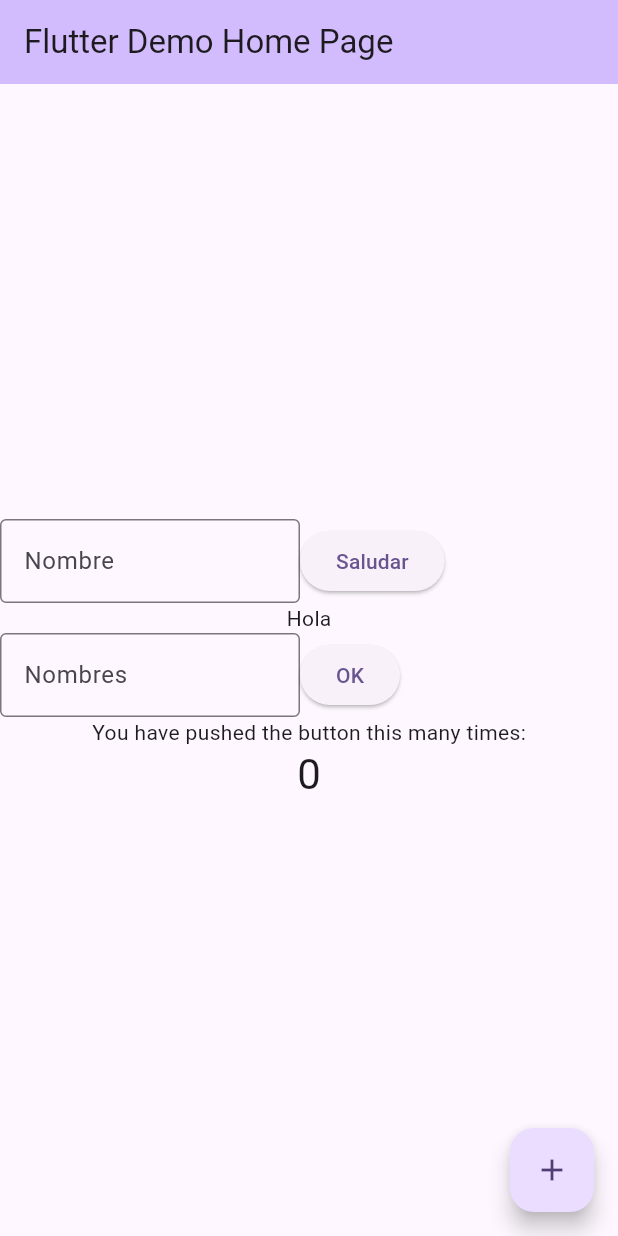
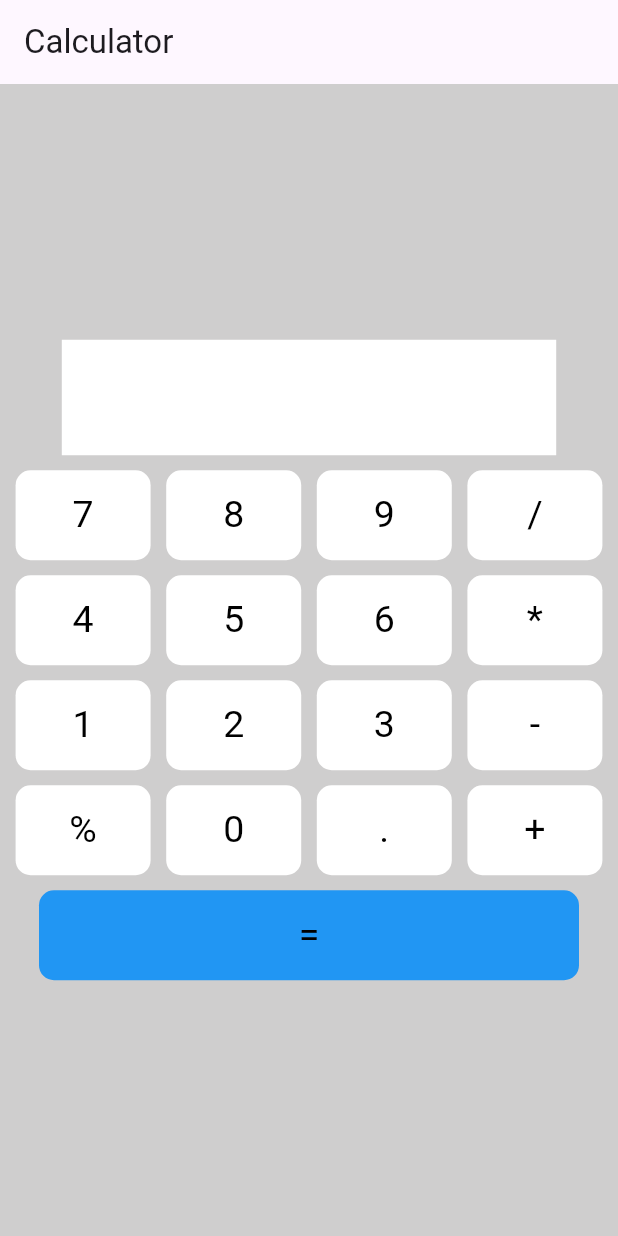
Before and after one commit to Brenda-Huarcaya/Examen2P2, a Flutter app: the screen it shows after launch, on a phone screen of 412 x 824 dp. Run offline on Flutter 3.47's test engine with Material 3 defaults, Android fonts, the phone set to English and light mode, and no system bars.

Commit message:
Calculadora completada

```diff
--- a/lib/main.dart
+++ b/lib/main.dart
@@ -1,141 +1,157 @@
 import 'package:flutter/material.dart';
 
 void main() {
-  runApp(const MyApp());
+  runApp(CalculatorApp());
 }
 
-class MyApp extends StatelessWidget {
-  const MyApp({super.key});
-
-  // This widget is the root of your application.
+class CalculatorApp extends StatelessWidget {
   @override
   Widget build(BuildContext context) {
     return MaterialApp(
-      title: 'Flutter Demo',
       theme: ThemeData(
-        colorScheme: ColorScheme.fromSeed(seedColor: Colors.deepPurple),
-        useMaterial3: true,
+        scaffoldBackgroundColor: Color.fromARGB(255, 207, 206, 206),
       ),
-      home: const MyHomePage(title: 'Flutter Demo Home Page'),
+      home: CalculatorScreen(),
     );
   }
 }
 
-class MyHomePage extends StatefulWidget {
-  const MyHomePage({super.key, required this.title});
-
-  final String title;
-
+class CalculatorScreen extends StatefulWidget {
   @override
-  State<MyHomePage> createState() => _MyHomePageState();
+  _CalculatorScreenState createState() => _CalculatorScreenState();
 }
 
-class _MyHomePageState extends State<MyHomePage> {
-  int _counter = 0;
-  final myController = TextEditingController();
-  String saludo = 'Hola';
-
-  void _incrementCounter() {
-    _counter++;
-    print('_counter: ${_counter}');
-    setState(() {
-      _counter++;
-    });
-  }
-
-  void btnGreetingOnPressed() {
-/*    setState(() {
-      saludo = 'Hello ' + myController.text;
-    });*/
-  }
-
-  @override
-  void initState() {
-    super.initState();
-    myController.addListener(_printLatestValue);
-  }
-
-  @override
-  void dispose() {
-    myController.dispose();
-    super.dispose();
-  }
-
-  void _printLatestValue() {
-    final text = myController.text;
-    print('Second text field: ${text}');
-  }
-
-  void btnEditTextButtonOnClik() {
-    print('Press');
-  }
+class _CalculatorScreenState extends State<CalculatorScreen> {
+  String input = '';
+  String result = '';
 
   @override
   Widget build(BuildContext context) {
     return Scaffold(
       appBar: AppBar(
-        backgroundColor: Theme.of(context).colorScheme.inversePrimary,
-        title: Text(widget.title),
+        title: Text('Calculator'),
       ),
       body: Center(
-        child: Column(
-          mainAxisAlignment: MainAxisAlignment.center,
-          children: <Widget>[
-            Row(children: <Widget>[
-              SizedBox(
-                  width: 200,
-                  child: TextField(
-                    controller: myController,
-                    decoration: InputDecoration(
-                      border: OutlineInputBorder(),
-                      label: const Text('Nombre'),
-                    ),
-                  )),
-              ElevatedButton(
-                  onPressed: btnGreetingOnPressed, child: const Text('Saludar'))
-            ]),
-            Text(saludo),
-            EditTextButton(
-              onClick: btnEditTextButtonOnClik,
-              label: 'Nombres',
-            ),
-            const Text(
-              'You have pushed the button this many times:',
-            ),
-            Text(
-              '$_counter',
-              style: Theme.of(context).textTheme.headlineMedium,
-            ),
-          ],
+        child: GestureDetector(
+          onTap: () {
+            setState(() {
+              input = '';
+              result = '';
+            });
+          },
+          child: Column(
+            mainAxisAlignment: MainAxisAlignment.center,
+            crossAxisAlignment: CrossAxisAlignment.center,
+            children: [
+              Container(
+                padding: const EdgeInsets.all(16.0),
+                alignment: Alignment.center,
+                color: const Color.fromARGB(255, 255, 255, 255),
+                width: MediaQuery.of(context).size.width * 0.8,
+                child: Text(
+                  result.isEmpty ? input : '$input = $result',
+                  style: const TextStyle(fontSize: 32.0, color: Colors.black),
+                ),
+              ),
+              const SizedBox(height: 10),
+              buildRow(['7', '8', '9', '/'], Colors.white,1),
+              const SizedBox(height: 10),
+              buildRow(['4', '5', '6', '*'], Colors.white,1),
+              const SizedBox(height: 10),
+              buildRow(['1', '2', '3', '-'], Colors.white,1),
+              const SizedBox(height: 10),
+              buildRow(['%', '0', '.', '+'],  Colors.white,1),
+              const SizedBox(height: 10),
+              buildRow(['='], Colors.blue, 4),
+            ],
+          ),
         ),
       ),
-      floatingActionButton: FloatingActionButton(
-        onPressed: _incrementCounter,
-        tooltip: 'Increment',
-        child: const Icon(Icons.add),
-      ), // This trailing comma makes auto-formatting nicer for build methods.
     );
   }
-}
 
-class EditTextButton extends StatelessWidget {
-  const EditTextButton({required this.label, required this.onClick});
+  Widget buildRow(
+      List<String> buttons, Color buttonColor, int horizontalSpace) {
+    return Row(
+      mainAxisAlignment: MainAxisAlignment.spaceEvenly,
+      children: buttons.map((button) {
+        return GestureDetector(
+          onTap: () {
+            handleButtonPress(button);
+          },
+          child: Container(
+            width: 90.0 * horizontalSpace, // Ajusta el ancho aquí
+            height: 60,
+            decoration: BoxDecoration(
+              color: buttonColor,
+              borderRadius: BorderRadius.circular(10),
+            ),
+            child: Center(
+              child: Text(
+                button,
+                style: TextStyle(fontSize: 25.0, color: Colors.black),
+              ),
+            ),
+          ),
+        );
+      }).toList(),
+    );
+  }
 
-  final String label;
-  final Function() onClick;
+  void handleButtonPress(String button) {
+    setState(() {
+      if (button == '=') {
+        result = evaluateExpression();
+      } else {
+        if (!result.isEmpty) {
+          input = button;
+          result = '';
+        } else {
+          bool isLastCharOperator = input.isNotEmpty && isOperator(input.substring(input.length - 1));
+          if (isOperator(button) && isLastCharOperator) {
+            input = input.substring(0, input.length - 1) + button;
+          } else {
+            input += button;
+          }
+        }
+      }
+    });
+  }
 
-  @override
-  Widget build(BuildContext context) {
-    return Row(children: [
-      SizedBox(
-          width: 200,
-          child: TextField(
-            decoration: InputDecoration(
-              border: OutlineInputBorder(),
-              label: Text(label),
-            ),
-          )),
-      ElevatedButton(onPressed: onClick, child: Text('OK'))
-    ]);
+  bool isOperator(String character) {
+    return ['+', '-', '*', '/', '%'].contains(character);
+  }
+
+  String evaluateExpression() {
+    List<String> tokens = input.split(RegExp(r'(\+|-|\*|/|%| )'));
+    List<String> operators =
+        input.split(RegExp(r'(\d+|\.)')).where((e) => e.isNotEmpty).toList();
+
+    double resultValue = double.parse(tokens[0]);
+
+    for (int i = 1; i < tokens.length; i++) {
+      double value = double.parse(tokens[i]);
+      String operator = operators[i - 1];
+
+      switch (operator) {
+        case '+':
+          resultValue += value;
+          break;
+        case '-':
+          resultValue -= value;
+          break;
+        case '*':
+          resultValue *= value;
+          break;
+        case '/':
+          resultValue /= value;
+          break;
+        case '%':
+          resultValue %= value;
+          break;
+      }
+    }
+
+    return resultValue.toString();
   }
 }
```
Also changed, not shown: pubspec.lock, 1 other file.
